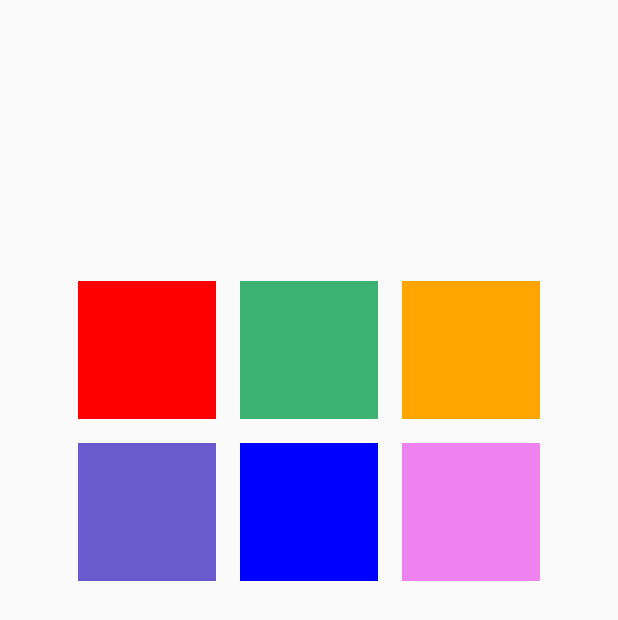
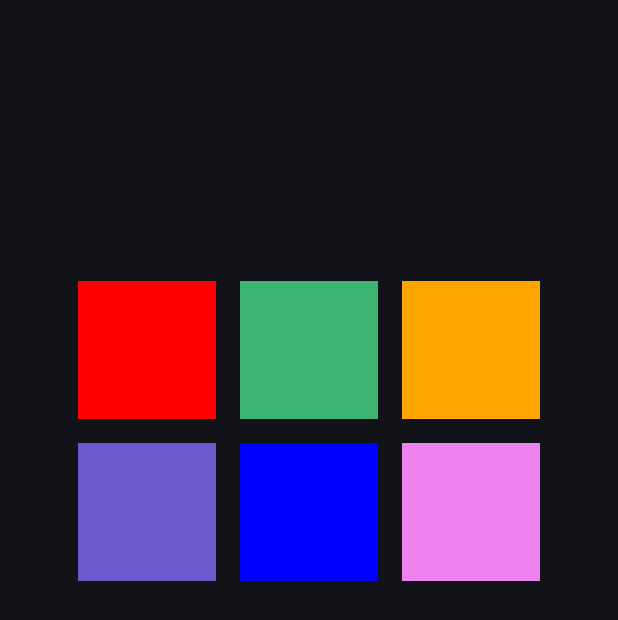
Before and after one commit to rtw369/CLUE-Hack, an Android app built with Jetpack Compose: the screen it shows after launch (MainActivity), on a phone screen of 412 x 824 dp. Shown: the top 620 px of the screen. Run offline under Robolectric (Android 15) with nearby library versions, the phone set to English and light mode, and no system bars.

Commit message:
Updated codes
The app will use dark theme colors. Changed the border in StartingScreenView to make it more visible.

```diff
--- a/app/src/main/java/com/example/cluehack/MainActivity.kt
+++ b/app/src/main/java/com/example/cluehack/MainActivity.kt
@@ -16,7 +16,7 @@ class MainActivity : ComponentActivity() {
     override fun onCreate(savedInstanceState: Bundle?) {
         super.onCreate(savedInstanceState)
         setContent {
-            ClueHackTheme {
+            ClueHackTheme(darkTheme = true) {
                 ClueHackApp()
             }
         }
--- a/app/src/main/java/com/example/cluehack/Screen.kt
+++ b/app/src/main/java/com/example/cluehack/Screen.kt
@@ -25,6 +25,7 @@ enum class Screen() {
     MapScreen,
 }
 
+@OptIn(ExperimentalMaterial3Api::class)
 @Composable
 fun ClueHackApp(
     viewModel: GameViewModel = GameViewModel(),
@@ -34,10 +35,13 @@ fun ClueHackApp(
 ) {
     val uiState by viewModel.uiState.collectAsState()
 
+    Scaffold(
+
+    ) { innerPadding ->
         NavHost(
             navController = navController,
             startDestination = Screen.StartingScreen.name,
-        modifier = Modifier.padding(32.dp)
+            modifier = Modifier.padding(innerPadding)
         ) {
             composable(route = Screen.StartingScreen.name) {
                 StartingScreenView(
@@ -49,3 +53,4 @@ fun ClueHackApp(
             }
         }
     }
+}
--- a/app/src/main/java/com/example/cluehack/viewModel/StartingScreenView.kt
+++ b/app/src/main/java/com/example/cluehack/viewModel/StartingScreenView.kt
@@ -109,7 +109,7 @@ fun PlayerButton(
             onClick(character)
                   },
         colors = ButtonDefaults.buttonColors(containerColor = color),
-        border = BorderStroke(borderWidth.dp, Color.Black),
+        border = BorderStroke(borderWidth.dp, Color.DarkGray),
         shape = RectangleShape
         ) {}
 }
```
Lines whose indentation alone changed are shown as unchanged.
